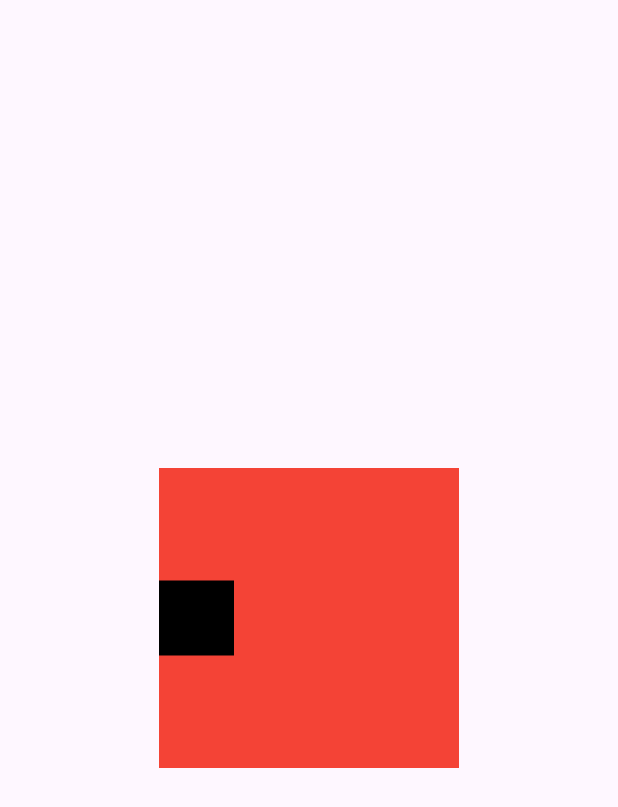
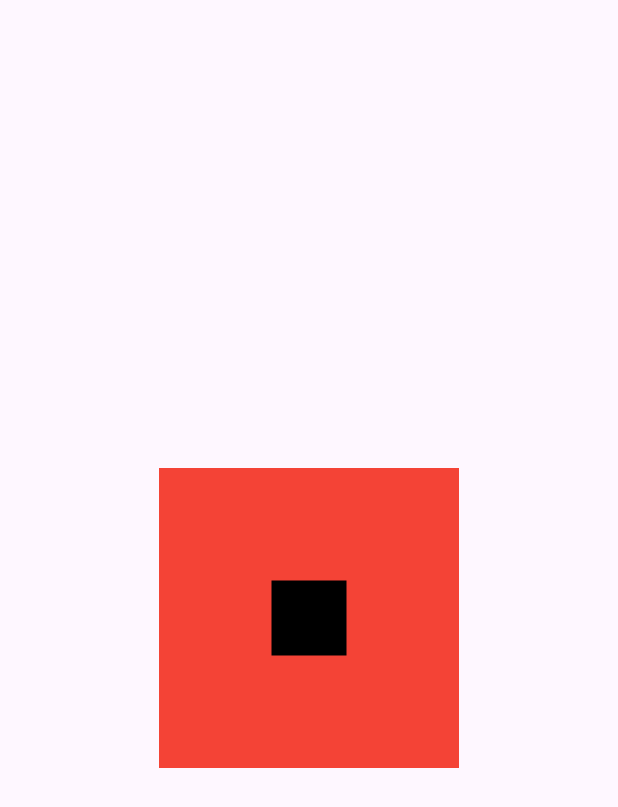
Before and after one commit to pleasemrlostman/flutter_study, a Flutter app: the screen it shows after launch, on a phone screen of 412 x 824 dp. Shown: the top 807 px of the screen. Run offline on Flutter 3.47's test engine with Material 3 defaults, Android fonts, the phone set to English and light mode, and no system bars; our stand-ins replace webview_flutter.

Commit message:
s17 alignment

```diff
--- a/lib/screen/constraint/home_screen.dart
+++ b/lib/screen/constraint/home_screen.dart
@@ -11,14 +11,13 @@ class HomeScreen extends StatelessWidget {
           height: 200,
           width: 200,
           color: Colors.red,
-          child: Row(
-            children: [
-              Container(
-                height: 50,
-                width: 50,
-                color: Colors.black,
-              ),
-            ],
+          child: Align(
+            alignment: Alignment.center,
+            child: Container(
+              height: 50,
+              width: 50,
+              color: Colors.black,
+            ),
           ),
         ),
       ),
```
